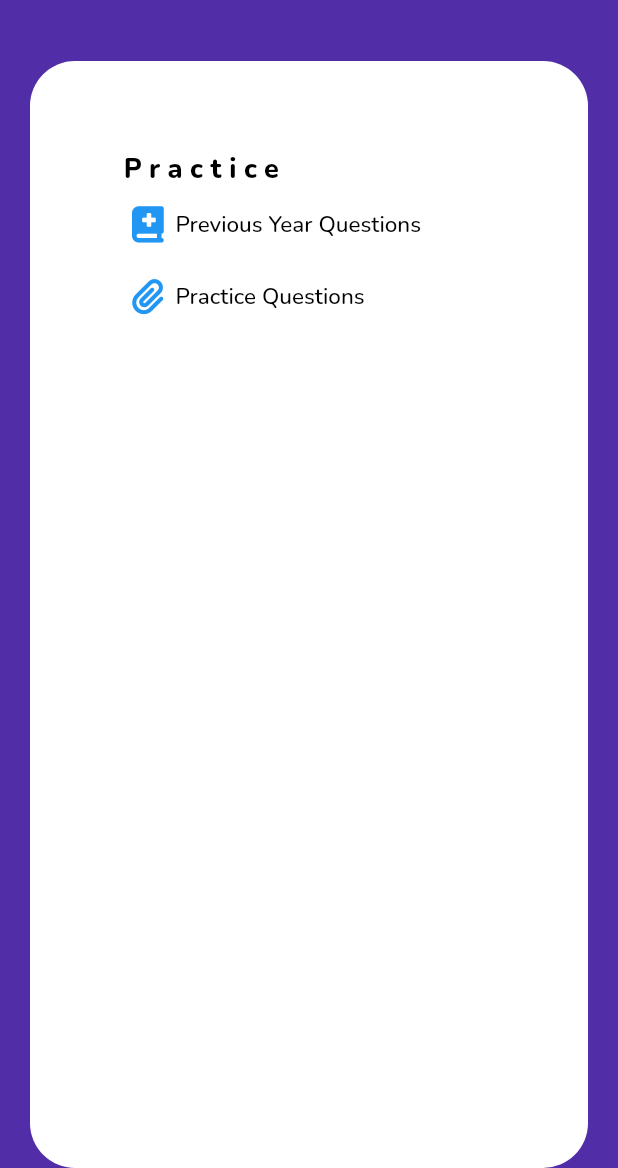
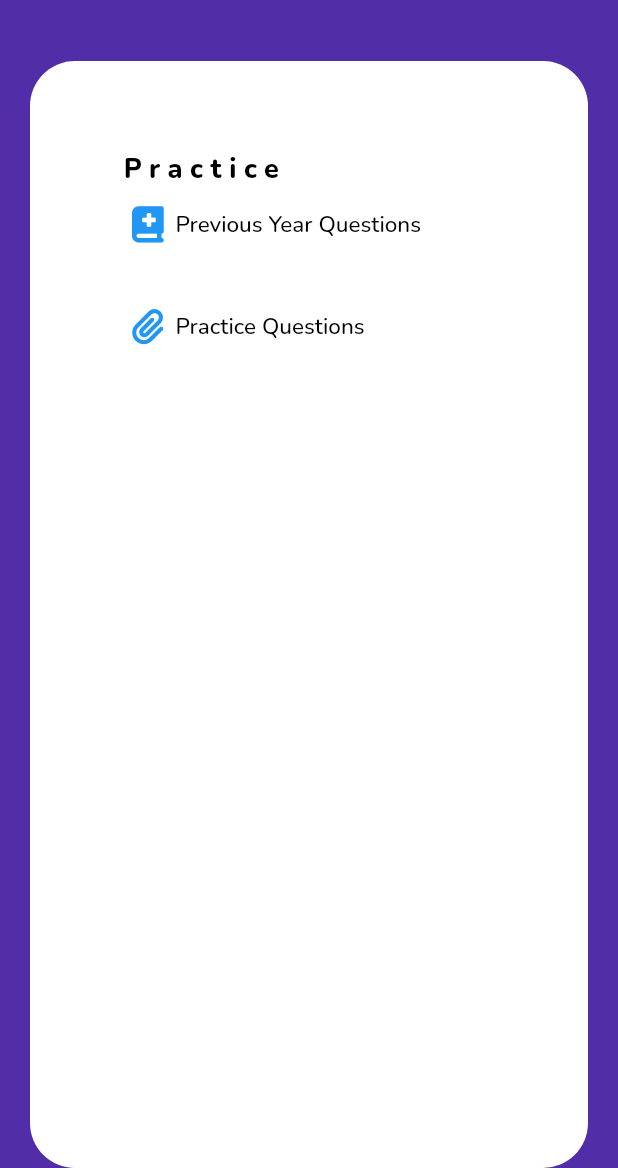
Before and after one commit to Sriganash/Tutory, a Flutter app: the screen it shows after launch, swiped to page 3, on a phone screen of 412 x 824 dp, the part 68-1236 px from its top. Run offline on Flutter 3.47's test engine with Material 2 defaults, Android fonts, the light colour scheme and no system bars; our stand-ins replace circular_countdown_timer, flutter_spinkit, font_awesome_flutter; missing offline and left inert: html_character_entities, linear_progress_bar.

Commit message:
09/06/22

```diff
--- a/lib/pages/Quiz.dart
+++ b/lib/pages/Quiz.dart
@@ -1,8 +1,12 @@
 // ignore_for_file: file_names, sized_box_for_whitespace, avoid_print, prefer_interpolation_to_compose_strings
 
+import 'dart:io';
 import 'dart:math';
-import  'package:countdown_progress_indicator/countdown_progress_indicator.dart';
+import 'package:html_character_entities/html_character_entities.dart';
+import 'package:linear_progress_bar/linear_progress_bar.dart';
 import 'package:flutter/material.dart';
+import 'package:linear_progress_bar/utils/dots_decorator.dart';
+import 'package:circular_countdown_timer/circular_countdown_timer.dart';
 
 import 'package:tutory_v2/Models/question.dart';
 
@@ -22,7 +26,9 @@ class _QuizState extends State<Quiz> {
   int i=0;
   int k=0;
   int r=0;
+  int p=0;
   List<int> answer=[0,0,0,0,0,0,0,0,0,0,0];
+  final CountDownController _controller = CountDownController();
   @override
   Widget build(BuildContext context) {
     questions = ModalRoute.of(context)?.settings.arguments as List<Question>;
@@ -31,6 +37,9 @@ class _QuizState extends State<Quiz> {
       backgroundColor: Colors.blue[900],
       extendBodyBehindAppBar: true,
       appBar: AppBar(
+        title: Text("Question $r/10",style: const TextStyle(fontSize: 20,color:Colors.white),
+          ),
+          centerTitle: true,
        backgroundColor: Colors.transparent,
        elevation: 0,
        actions: [
@@ -41,11 +50,19 @@ class _QuizState extends State<Quiz> {
       children: [
         Padding(
           padding: const EdgeInsets.only(top: 75,left:30),
-          child: Text("Question $r/10",style: const TextStyle(fontSize: 20,color:Colors.white),
-          ),
+          child:SizedBox(height: 30,
+          width: double.infinity,
+          child:LinearProgressBar(
+            dotsSpacing: EdgeInsets.all(10),
+      maxSteps: 10,
+      progressType: LinearProgressBar.progressTypeDots, // Use Dots progress
+      currentStep: r-1,
+      progressColor: Colors.red,
+      backgroundColor: Colors.grey,
+        ),),
         ),
         Padding(
-          padding: const EdgeInsets.fromLTRB(30,70,30,0),
+          padding: const EdgeInsets.fromLTRB(30,30,30,0),
           child: Container(
             height: 500,
             decoration: BoxDecoration(
@@ -72,7 +89,6 @@ class _QuizState extends State<Quiz> {
                               ),borderRadius:BorderRadius.circular(15),),
                               width: double.infinity,
                               child:ElevatedButton(onPressed: (){
-
                                     questions[i].answer=0;
                                     i++;
                                   if(i>=10)
@@ -100,7 +116,6 @@ class _QuizState extends State<Quiz> {
                               ),borderRadius:BorderRadius.circular(15),),
                               width: double.infinity,
                               child:ElevatedButton(onPressed: (){
-
                                     questions[i].answer=1;
                                     i++;
                                   if(i>=10)
@@ -128,7 +143,6 @@ class _QuizState extends State<Quiz> {
                               ),borderRadius:BorderRadius.circular(15),),
                               width: double.infinity,
                               child:ElevatedButton(onPressed: (){
-
                                     questions[i].answer=2;
                                     i++;
                                   if(i>=10)
@@ -156,7 +170,6 @@ class _QuizState extends State<Quiz> {
                               ),borderRadius:BorderRadius.circular(15),),
                               width: double.infinity,
                               child:ElevatedButton(onPressed: (){
-
                                     questions[i].answer=3;
                                     i++;
                                   if(i>=10)
@@ -200,5 +213,9 @@ class _QuizState extends State<Quiz> {
     if(j<10) {
       questions[j].incorrectAnswers.insert(Random().nextInt(4), questions[j].correctAnswer);
     }
+    for(int u=0;u<4;u++)
+    {
+      questions[j].incorrectAnswers[u]=HtmlCharacterEntities.decode(questions[j].incorrectAnswers[u]);
+    }
   }
 }
--- a/lib/pages/evaluate.dart
+++ b/lib/pages/evaluate.dart
@@ -48,8 +48,8 @@ class _ValidateState extends State<Validate> {
                   children: [
                     Text(questions[i].question,style: const TextStyle(fontSize: 18)),
                     Row(children: [const Text("Your Answer: ",style: TextStyle(fontSize: 15),),
-                                 questions[i].answer!=-1 ? Text(questions[i].incorrectAnswers[questions[i].answer],style: TextStyle(fontSize: 20,color: check(i)),) : Text("Time Out",style: TextStyle(fontSize: 20,color: Colors.red),)],),
-                    Row(children: [const Text("Correct Answer: ",style: TextStyle(fontSize: 15),),Text(questions[i].correctAnswer,style: TextStyle(fontSize: 20,color: green),)],),
+                                 questions[i].answer!=-1 ? Expanded(child: Text(questions[i].incorrectAnswers[questions[i].answer],style: TextStyle(fontSize: 20,color: check(i)),)) : const Text("Time Out",style: TextStyle(fontSize: 20,color: Colors.red),)],),
+                    Row(children: [const Text("Correct Answer: ",style: TextStyle(fontSize: 15),),Expanded(child: Text(questions[i].correctAnswer,style: TextStyle(fontSize: 20,color: green),))],),
 
                   ],
                 ),
--- a/lib/pages/home.dart
+++ b/lib/pages/home.dart
@@ -37,56 +37,97 @@ class _HomeState extends State<Home> {
       ),
       drawer: Drawer(
         backgroundColor: Color.fromARGB(255, 40, 38, 38),
+        child: Padding(
+          padding: const EdgeInsets.only(top:150),
           child: Column(
             mainAxisAlignment: MainAxisAlignment.start,
             crossAxisAlignment: CrossAxisAlignment.start,
             children: [
-            SizedBox(height: 40,),
-            SizedBox(height: 100,),
-            TextButton.icon(onPressed: (){changeTab(0);}, icon: Padding(
-              padding: const EdgeInsets.only(left:25.0),
-              child: FaIcon(FontAwesomeIcons.house,color: Colors.white,size: 16,),
-            ), label: Padding(
-              padding: const EdgeInsets.only(left:50),
+                Center(
+                  child: Container(
+                    height:50,
+                    width:double.infinity,
+                    child:ElevatedButton(
+                      style: ButtonStyle(backgroundColor: MaterialStateProperty.all(Color.fromARGB(255, 40, 38, 38),),
+                      elevation: MaterialStateProperty.all(0)),
+                      onPressed: () {changeTab(0);},
+                      child: TextButton.icon(onPressed: (){changeTab(0);}, icon: FaIcon(FontAwesomeIcons.house,color: Colors.white,size: 16,), label: Padding(
+                        padding: const EdgeInsets.only(left:20),
                         child: Text("Home",style: TextStyle(fontSize: 15,color: Colors.white,),),
                       )),
+                    ),
+                  ),
+                ),
                   SizedBox(height: 5,),
-            TextButton.icon(onPressed: (){changeTab(1);}, icon: Padding(
-              padding: const EdgeInsets.only(left:25.0),
-              child: FaIcon(FontAwesomeIcons.book,color: Colors.white,size: 16,),
-            ), label: Padding(
-              padding: const EdgeInsets.only(left:50),
-              child: Text("Materials",style: TextStyle(fontSize: 15,color: Colors.white),),
+                  Center(
+                  child: Container(
+                    height:50,
+                    width:double.infinity,
+                    child:ElevatedButton(
+                      style: ButtonStyle(backgroundColor: MaterialStateProperty.all(Color.fromARGB(255, 40, 38, 38),),
+                      elevation: MaterialStateProperty.all(0)),
+                      onPressed: () {changeTab(1);},
+                      child: TextButton.icon(onPressed: (){changeTab(1);}, icon: FaIcon(FontAwesomeIcons.book,color: Colors.white,size: 16,), label: Padding(
+                        padding: const EdgeInsets.only(left:20),
+                        child: Text("Materials",style: TextStyle(fontSize: 15,color: Colors.white,),),
                       )),
+                    ),
+                  ),
+                ),
                   SizedBox(height: 5,),
-            TextButton.icon(onPressed: (){changeTab(2);}, icon: Padding(
-              padding: const EdgeInsets.only(left:25.0),
-              child: Icon(Icons.track_changes,color: Colors.white,size: 16,),
-            ), label: Padding(
-              padding: const EdgeInsets.only(left:50),
-              child: Text("Practice",style: TextStyle(fontSize: 15,color: Colors.white),),
+                  Center(
+                  child: Container(
+                    height:50,
+                    width:double.infinity,
+                    child:ElevatedButton(
+                      style: ButtonStyle(backgroundColor: MaterialStateProperty.all(Color.fromARGB(255, 40, 38, 38),),
+                      elevation: MaterialStateProperty.all(0)),
+                      onPressed: () {changeTab(2);},
+                      child: TextButton.icon(onPressed: (){changeTab(2);}, icon: Icon(Icons.track_changes,color: Colors.white,size: 16,), label: Padding(
+                        padding: const EdgeInsets.only(left:20),
+                        child: Text("Practice",style: TextStyle(fontSize: 15,color: Colors.white,),),
                       )),
+                    ),
+                  ),
+                ),
                   SizedBox(height: 5,),
-            TextButton.icon(onPressed: (){changeTab(3);}, icon: Padding(
-              padding: const EdgeInsets.only(left:25.0),
-              child: FaIcon(FontAwesomeIcons.globe,color: Colors.white,size: 16,),
-            ), label: Padding(
-              padding: const EdgeInsets.only(left:50),
-              child: Text("Compete",style: TextStyle(fontSize: 15,color: Colors.white),),
+                  Center(
+                  child: Container(
+                    height:50,
+                    width:double.infinity,
+                    child:ElevatedButton(
+                      style: ButtonStyle(backgroundColor: MaterialStateProperty.all(Color.fromARGB(255, 40, 38, 38),),
+                      elevation: MaterialStateProperty.all(0)),
+                      onPressed: () {changeTab(3);},
+                      child: TextButton.icon(onPressed: (){changeTab(3);}, icon: FaIcon(FontAwesomeIcons.globe,color: Colors.white,size: 16,), label: Padding(
+                        padding: const EdgeInsets.only(left:20),
+                        child: Text("Compete",style: TextStyle(fontSize: 15,color: Colors.white,),),
                       )),
+                    ),
+                  ),
+                ),
                   SizedBox(height: 5,),
-            TextButton.icon(onPressed: (){changeTab(4);}, icon: Padding(
-              padding: const EdgeInsets.only(left:25.0),
-              child: FaIcon(FontAwesomeIcons.person,color: Colors.white,size: 16,),
-            ), label: Padding(
-              padding: const EdgeInsets.only(left:58),
-              child: Text("Profile",style: TextStyle(fontSize: 15,color: Colors.white),),
+                  Center(
+                  child: Container(
+                    height:50,
+                    width:double.infinity,
+                    child:ElevatedButton(
+                      style: ButtonStyle(backgroundColor: MaterialStateProperty.all(Color.fromARGB(255, 40, 38, 38),),
+                      elevation: MaterialStateProperty.all(0)),
+                      onPressed: () {changeTab(4);},
+                      child: TextButton.icon(onPressed: (){changeTab(4);}, icon: FaIcon(FontAwesomeIcons.person,color: Colors.white,size: 16,), label: Padding(
+                        padding: const EdgeInsets.only(left:20),
+                        child: Text("Profile",style: TextStyle(fontSize: 15,color: Colors.white,),),
                       )),
+                    ),
+                  ),
+                ),
                   SizedBox(height: 200,),
                   Center(
                     child: Text("TUTORY",textAlign: TextAlign.end,style: TextStyle(fontSize: 18,fontWeight:FontWeight.bold,color:Colors.white),),
                   ),
               ],
+          ),
         ),
       ),
       body: PageView(
--- a/lib/pages/practice.dart
+++ b/lib/pages/practice.dart
@@ -33,6 +33,7 @@ class _PracticeState extends State<Practice> {
             Text("Practice",style: TextStyle(fontSize: 18,color:Colors.black,fontWeight:FontWeight.w800,letterSpacing: 5),),
 
             TextButton.icon(onPressed: (){}, icon: FaIcon(FontAwesomeIcons.bookMedical), label: Text("Previous Year Questions",style: TextStyle(fontSize: 15,color:Colors.black,),)),
+            SizedBox(height: 20,),
             TextButton.icon(onPressed: (){Navigator.pushNamed(context, '/category');}, icon: FaIcon(FontAwesomeIcons.paperclip), label: Text("Practice Questions",style: TextStyle(fontSize: 15,color:Colors.black,)),),
           ],)
       ),
--- a/lib/pages/practice_question_category.dart
+++ b/lib/pages/practice_question_category.dart
@@ -13,7 +13,7 @@ class Practice_Question_Category extends StatelessWidget {
     return Scaffold(
       backgroundColor: Colors.white,
       appBar: AppBar(
-        title: const Text("Select the category",style: TextStyle(letterSpacing: 5,
+        title: const Text("Select the category",style: TextStyle(
             fontSize: 18,color: Colors.white),),
             centerTitle: true,
         backgroundColor: Colors.deepPurple[700],
--- a/pubspec.yaml
+++ b/pubspec.yaml
@@ -41,7 +41,8 @@ dependencies:
   flutter_spinkit: ^5.1.0
   html_unescape: ^2.0.0
   html_character_entities: ^1.0.0+1
-  countdown_progress_indicator: ^0.1.2
+  circular_countdown: ^2.1.0
+  linear_progress_bar: ^1.1.0
   circular_countdown_timer: ^0.2.2
 
 dev_dependencies:
```
Also changed, not shown: pubspec.lock. Lines whose indentation alone changed are shown as unchanged.
